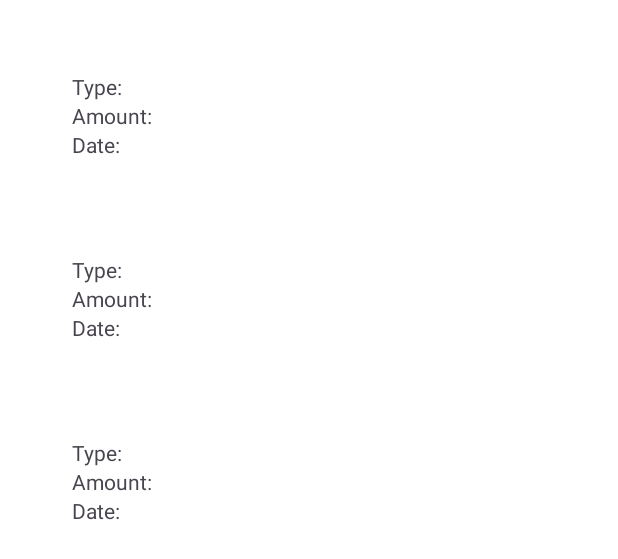
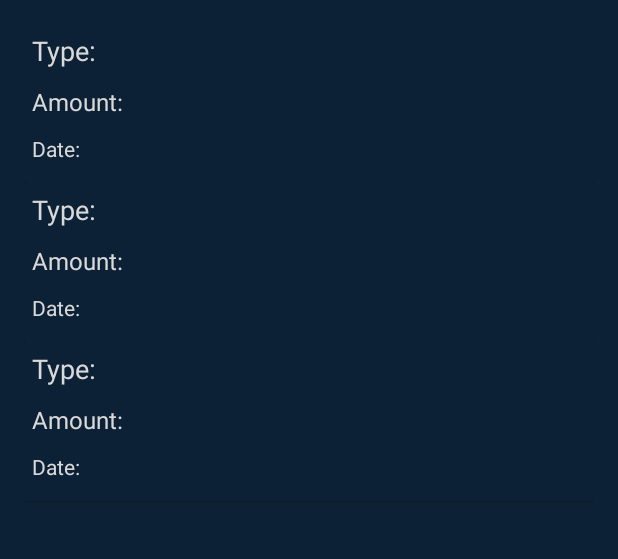
Before and after one commit to Artan0/wallet_app, an Android app: the layout fragment_transaction_history.xml on its own in the app's theme, with its tools: preview values and no code run, on a phone screen of 412 x 824 dp. Shown: the top 559 px of the screen. Run offline under Robolectric (Android 15) with nearby library versions, the phone set to English and light mode, and no system bars.

Commit message:
transaction history implemented

```diff
--- a/app/src/main/java/com/example/wallet_app/adapters/TransactionHistoryAdapter.kt
+++ b/app/src/main/java/com/example/wallet_app/adapters/TransactionHistoryAdapter.kt
@@ -24,9 +24,9 @@ class TransactionHistoryAdapter(private var transactions: List<Transaction>) : R
     override fun onBindViewHolder(holder: ViewHolder, position: Int) {
         val transaction = transactions[position]
 
-        holder.transactionType.text = transaction.type.toString()
-        holder.amount.text = transaction.amount.toString()
-        holder.date.text = transaction.date
+        holder.transactionType.text = "Type: ${transaction.type}"
+        holder.amount.text = "Amount: ${transaction.amount}"
+        holder.date.text = "Date: ${transaction.date}"
     }
 
     override fun getItemCount(): Int {
--- a/app/src/main/res/layout/activity_home.xml
+++ b/app/src/main/res/layout/activity_home.xml
@@ -180,7 +180,7 @@
         app:layout_constraintEnd_toEndOf="parent"
         app:layout_constraintHorizontal_bias="0.4"
         app:layout_constraintStart_toStartOf="parent"
-        app:layout_constraintTop_toBottomOf="@id/recyclerView"
+        app:layout_constraintTop_toTopOf="parent"
         app:layout_constraintVertical_bias="1.0"
         app:menu="@menu/bottom_menu" />
 </androidx.constraintlayout.widget.ConstraintLayout>
--- a/app/src/main/res/layout/fragment_transaction_history.xml
+++ b/app/src/main/res/layout/fragment_transaction_history.xml
@@ -3,7 +3,7 @@
     xmlns:tools="http://schemas.android.com/tools"
     android:layout_width="match_parent"
     android:layout_height="match_parent"
-    android:background="@android:color/white"
+    android:background="@color/wallet_background_color_secondary"
     tools:context=".fragments.TransactionHistoryFragment">
 
     <androidx.recyclerview.widget.RecyclerView
--- a/app/src/main/res/layout/transaction_item_layout.xml
+++ b/app/src/main/res/layout/transaction_item_layout.xml
@@ -1,42 +1,43 @@
-<!-- res/layout/transaction_item_layout.xml -->
-
-<RelativeLayout xmlns:android="http://schemas.android.com/apk/res/android"
+<?xml version="1.0" encoding="utf-8"?>
+<androidx.cardview.widget.CardView xmlns:android="http://schemas.android.com/apk/res/android"
     android:layout_width="match_parent"
     android:layout_height="wrap_content"
-    android:padding="16dp">
-
-<!--    <TextView-->
-<!--        android:id="@+id/transactionDateTextView"-->
-<!--        android:layout_width="wrap_content"-->
-<!--        android:layout_height="wrap_content"-->
-<!--        android:text="Transaction Date" />-->
-    <!-- res/layout/transaction_item_layout.xml -->
+    xmlns:app="http://schemas.android.com/apk/res-auto"
+    app:cardBackgroundColor="@color/wallet_background_color_secondary"
+    >
 
     <LinearLayout
-        xmlns:android="http://schemas.android.com/apk/res/android"
         android:layout_width="match_parent"
         android:layout_height="wrap_content"
         android:orientation="vertical"
-        android:padding="16dp">
+        android:layout_marginBottom="8dp">
 
         <TextView
             android:id="@+id/transactionType"
             android:layout_width="wrap_content"
             android:layout_height="wrap_content"
+            android:textSize="18sp"
+            android:padding="5dp"
+            android:textColor="@color/wallet_text_color"
             android:text="Type: " />
 
         <TextView
             android:id="@+id/amount"
             android:layout_width="wrap_content"
             android:layout_height="wrap_content"
+            android:textSize="16sp"
+            android:padding="5dp"
+            android:textColor="@color/wallet_text_color"
             android:text="Amount: " />
 
         <TextView
             android:id="@+id/date"
             android:layout_width="wrap_content"
             android:layout_height="wrap_content"
+            android:textSize="14sp"
+            android:padding="5dp"
+            android:textColor="@color/wallet_text_color"
             android:text="Date: " />
     </LinearLayout>
 
-
-</RelativeLayout>
+</androidx.cardview.widget.CardView>
```
Also changed, not shown: app/src/main/java/com/example/wallet_app/fragments/TransactionHistoryFragment.kt (+42 -0 lines).
